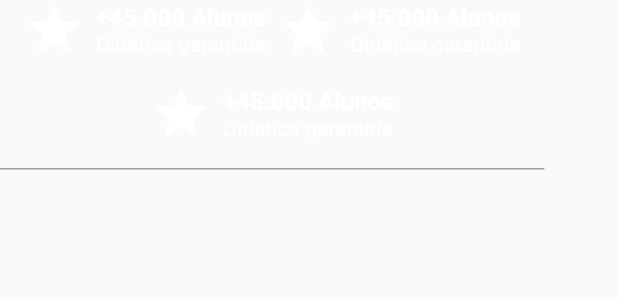
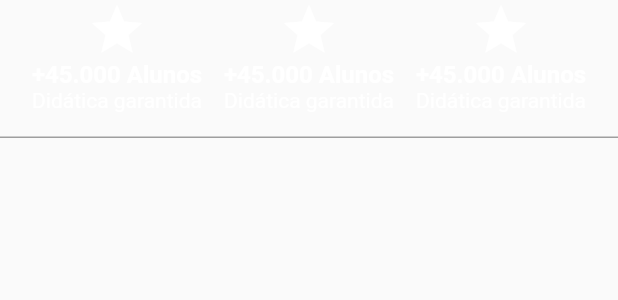
Before and after one commit to LuanSouzaProg/Projeto_Responsivo_1, a Flutter app: the AdvantagesSection widget shown alone on an empty page, opened directly, on a phone screen of 412 x 824 dp. Shown: the top 300 px of the screen. Run offline on Flutter 3.47's test engine with Material 2 defaults, Android fonts, the phone set to English and light mode, and no system bars; our stand-ins replace auto_size_text, device_preview; network calls fail.

Commit message:
AppResponsivo-1

```diff
--- a/lib/pages/home/widgets/sections/advantages_section.dart
+++ b/lib/pages/home/widgets/sections/advantages_section.dart
@@ -1,3 +1,4 @@
+import 'package:app1/breakpoints.dart';
 import 'package:flutter/material.dart';
 
 class AdvantagesSection extends StatelessWidget {
@@ -5,7 +6,7 @@ class AdvantagesSection extends StatelessWidget {
 
   @override
   Widget build(BuildContext context) {
-    Widget buildAdvantage(String title, String subtitle) {
+    Widget buildHorizontalAdvantage(String title, String subtitle) {
       return Row(
         mainAxisSize: MainAxisSize.min,
         children: [
@@ -34,6 +35,34 @@ class AdvantagesSection extends StatelessWidget {
       );
     }
 
+    Widget buildVerticalAdvantage(String title, String subtitle) {
+      return Column(
+        mainAxisSize: MainAxisSize.min,
+        children: [
+          const Icon(
+            Icons.star,
+            color: Colors.white,
+            size: 40,
+          ),
+          const SizedBox(width: 8),
+          Text(
+            title,
+            textAlign: TextAlign.center,
+            style: const TextStyle(
+                color: Colors.white, fontSize: 16, fontWeight: FontWeight.bold),
+          ),
+          Text(
+            subtitle,
+            textAlign: TextAlign.center,
+            style: const TextStyle(color: Colors.white),
+          ),
+        ],
+      );
+    }
+
+    return LayoutBuilder(
+      builder: (_, constraints) {
+        if (constraints.maxWidth >= mobileBreakpoint) {
           return Container(
             padding: const EdgeInsets.fromLTRB(16, 0, 16, 16),
             decoration: const BoxDecoration(
@@ -46,11 +75,43 @@ class AdvantagesSection extends StatelessWidget {
               runSpacing: 16,
               spacing: 8,
               children: [
-          buildAdvantage("+45.000 Alunos", "Didática garantida"),
-          buildAdvantage("+45.000 Alunos", "Didática garantida"),
-          buildAdvantage("+45.000 Alunos", "Didática garantida"),
+                buildHorizontalAdvantage(
+                    "+45.000 Alunos", "Didática garantida"),
+                buildHorizontalAdvantage(
+                    "+45.000 Alunos", "Didática garantida"),
+                buildHorizontalAdvantage(
+                    "+45.000 Alunos", "Didática garantida"),
               ],
             ),
           );
         }
+        return Container(
+          padding: const EdgeInsets.fromLTRB(16, 0, 16, 16),
+          decoration: const BoxDecoration(
+            border: Border(
+              bottom: BorderSide(color: Colors.grey),
+            ),
+          ),
+          child: Row(
+            children: [
+              Expanded(
+                child: buildVerticalAdvantage(
+                    "+45.000 Alunos", "Didática garantida"),
+              ),
+              const SizedBox(width: 4),
+              Expanded(
+                child: buildVerticalAdvantage(
+                    "+45.000 Alunos", "Didática garantida"),
+              ),
+              const SizedBox(width: 4),
+              Expanded(
+                child: buildVerticalAdvantage(
+                    "+45.000 Alunos", "Didática garantida"),
+              )
+            ],
+          ),
+        );
+      },
+    );
   }
+}
--- a/lib/pages/home/widgets/sections/courses_section.dart
+++ b/lib/pages/home/widgets/sections/courses_section.dart
@@ -1,4 +1,5 @@
 import 'package:app1/breakpoints.dart';
+import 'package:app1/pages/home/widgets/course_item.dart';
 import 'package:flutter/material.dart';
 
 class CoursesSection extends StatelessWidget {
@@ -13,15 +14,14 @@ class CoursesSection extends StatelessWidget {
             maxCrossAxisExtent: 300,
             crossAxisSpacing: 16,
             mainAxisSpacing: 16,
+            childAspectRatio: 1,
           ),
           padding: EdgeInsets.symmetric(vertical: 16, horizontal: constraints.maxWidth >= tabletBreakpoint ? 0 : 16),
           physics: const NeverScrollableScrollPhysics(),
           shrinkWrap: true,
           itemCount: 20,
           itemBuilder: (context, index) {
-            return Container(
-              color: Colors.red,
-            );
+            return CourseItem();
           },
         );
       },
--- a/pubspec.yaml
+++ b/pubspec.yaml
@@ -34,6 +34,8 @@ dependencies:
   # The following adds the Cupertino Icons font to your application.
   # Use with the CupertinoIcons class for iOS style icons.
   cupertino_icons: ^1.0.2
+  auto_size_text: ^3.0.0
+  device_preview: ^1.0.0
 
 dev_dependencies:
   flutter_test:
```
Also changed, not shown: lib/main.dart (+5 -2 lines), lib/pages/home/widgets/course_item.dart (added, +47 -0 lines), pubspec.lock. Lines whose indentation alone changed are shown as unchanged.
